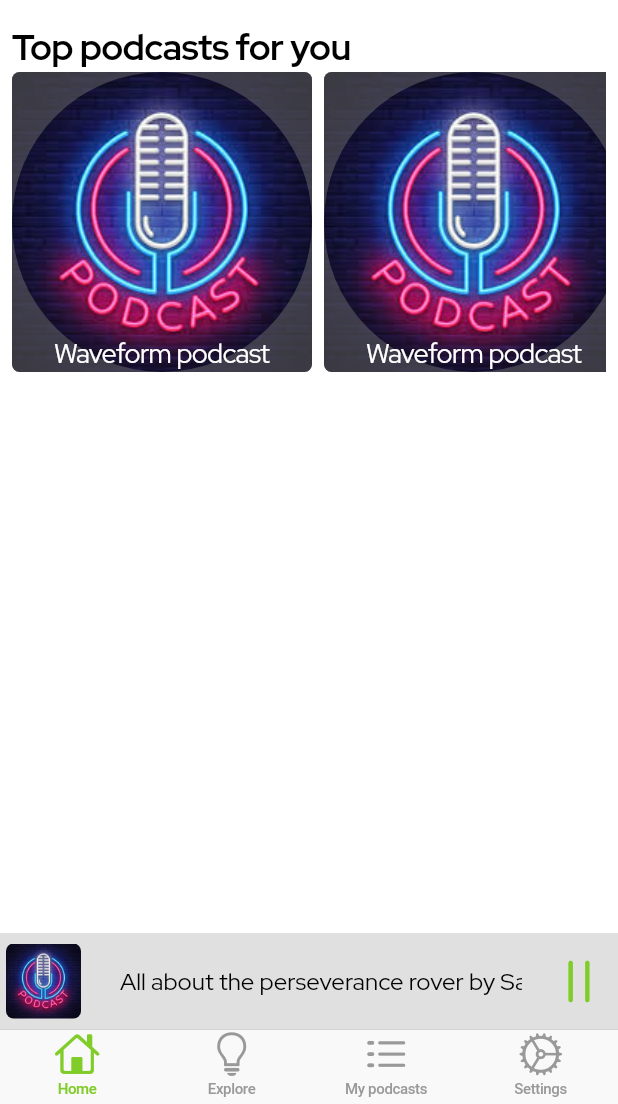
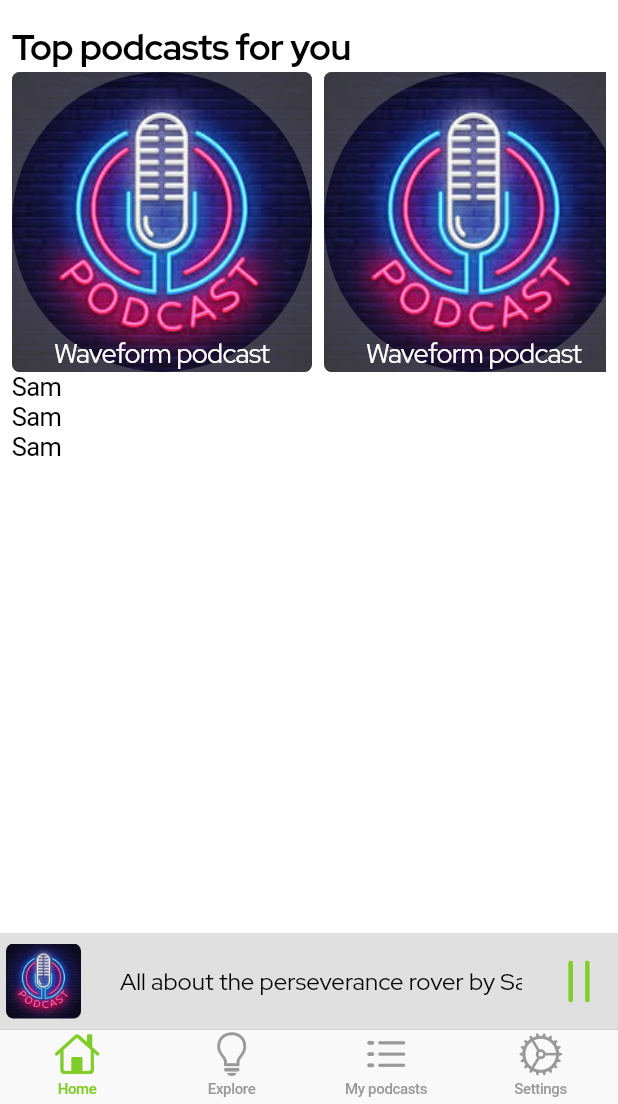
Before and after one commit to sam-baraka/podcastic, a Flutter app: the screen it shows after launch, on a phone screen of 412 x 824 dp, the part 132-1236 px from its top. Run offline on Flutter 3.47's test engine with Material 2 defaults, Android fonts, the phone set to English and light mode, and no system bars; drawn by our look-alikes of marquee; our stand-ins replace auto_route, google_fonts.

Commit message:
Added new podcast feed page

```diff
--- a/lib/uis/home/tab_contents/home/home.dart
+++ b/lib/uis/home/tab_contents/home/home.dart
@@ -4,6 +4,7 @@ import 'package:google_fonts/google_fonts.dart';
 import 'package:podcastic/test_images/test_images.dart';
 
 part 'for_you_widget.dart';
+part 'new_podcasts_widget.dart';
 
 class Home extends StatelessWidget {
   @override
@@ -31,6 +32,7 @@ class Home extends StatelessWidget {
                       fontWeight: FontWeight.bold),
                 ),
                 ForYouWidget(),
+                NewPodcastsWidget()
               ],
             ),
           ),
--- /dev/null
+++ b/lib/uis/home/tab_contents/home/new_podcasts_widget.dart
@@ -0,0 +1,15 @@
+part of 'home.dart';
+
+class NewPodcastsWidget extends StatelessWidget {
+  @override
+  Widget build(BuildContext context) {
+    return Column(
+      mainAxisSize: MainAxisSize.min,
+      children: [
+        Text("Sam"),
+        Text("Sam"),
+        Text("Sam"),
+      ],
+    );
+  }
+}
```
